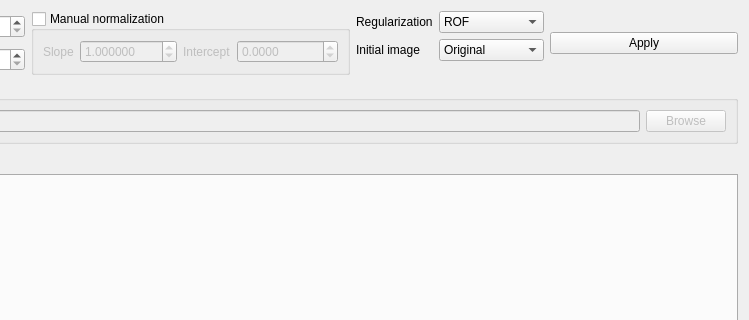
Before: the Qt Designer form frameworks/imageprocessing/modules/AdvancedFilterModulesGUI/src/issfilterdlg.ui in neutronimaging/KipTool, drawn with Qt 5; both pictures show x 248 to 997 and y 0 to 320 of the 997 by 647 pixel window.
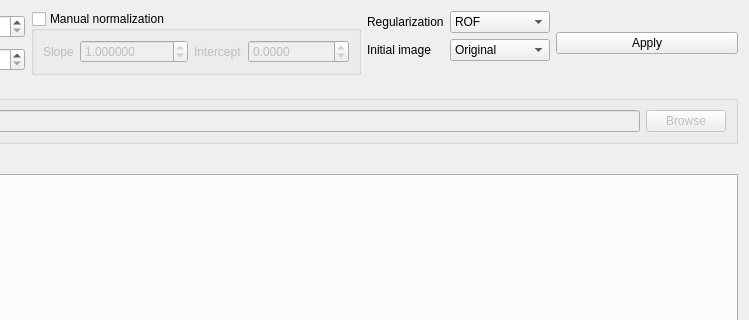
After: the same form once the commit is applied. Custom widgets are drawn as their Qt base class.

Commit message: Increased the limits of the normalization parameters.

```diff
--- a/frameworks/imageprocessing/modules/AdvancedFilterModulesGUI/src/issfilterdlg.ui
+++ b/frameworks/imageprocessing/modules/AdvancedFilterModulesGUI/src/issfilterdlg.ui
@@ -109,8 +109,11 @@
           <property name="decimals">
            <number>6</number>
           </property>
+          <property name="minimum">
+           <double>-99999.000000000000000</double>
+          </property>
           <property name="maximum">
-           <double>1000.000000000000000</double>
+           <double>99999.000000000000000</double>
           </property>
           <property name="singleStep">
            <double>0.050000000000000</double>
```
